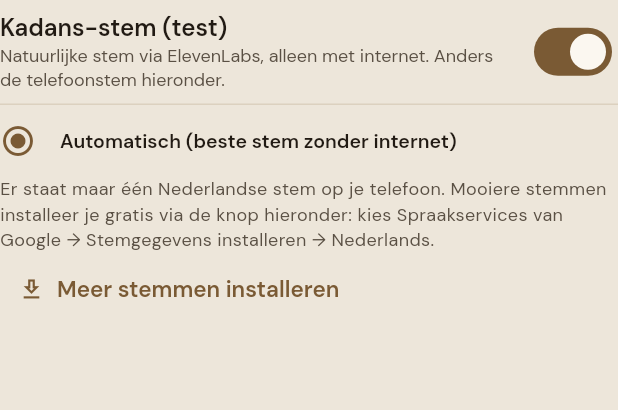
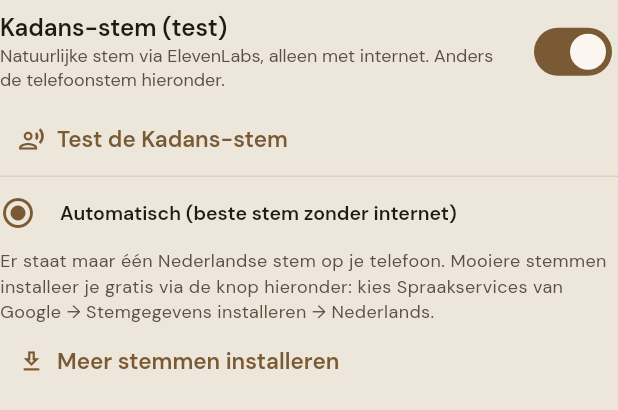
Before and after one commit to Semdenhartog/Kandans, a Flutter app: the _VoicePicker widget shown alone on an empty page, opened directly, on a phone screen of 412 x 824 dp. Shown: the top 410 px of the screen. Run offline on Flutter 3.47's test engine with Material 3 defaults, Android fonts, the phone set to English and light mode, and no system bars; our stand-ins replace audioplayers, battery_plus, file_picker, flutter_local_notifications, flutter_map, flutter_riverpod and 15 more; missing offline and left inert: android_intent_plus, flutter_reactive_ble, health, home_widget, purchases_flutter, purchases_ui_flutter and 2 more; accounts and stored records are empty.

Commit message:
Kadans-stem: testknop met duidelijke oorzaak, terugvalstemmen, kortere pauze
- tts: als de gekozen stem niet mag (gratis plan), Marvin en daarna George proberen; reden terug (key/permissions/quota/voice)
- app: "Test de Kadans-stem" zegt in gewone woorden wat er mis is; pauze na fout 2 min in plaats van 6 uur

Co-Authored-By: Claude Opus 5.5 <noreply@anthropic.com>
Claude-Session: https://claude.ai/code/session_01G18Li89Woe5vth7YdcasBp

```diff
--- a/lib/features/record/record_run_screen.dart
+++ b/lib/features/record/record_run_screen.dart
@@ -3122,6 +3122,11 @@ class _VoicePickerState extends State<_VoicePicker> {
     return 'Stem ${i + 1} · $region · $q${v.network ? ' · alleen met internet' : ''}';
   }
 
+  Future<void> _test() async {
+    final msg = await KadansVoice.instance.check();
+    if (mounted) showMessage(context, msg, error: msg != 'De Kadans-stem werkt.');
+  }
+
   Future<void> _pick(({String name, String locale})? v) async {
     HapticFeedback.selectionClick();
     setState(() {});
@@ -3157,9 +3162,18 @@ class _VoicePickerState extends State<_VoicePicker> {
           await KadansVoice.instance.setEnabled(v);
           if (!mounted) return;
           setState(() => _kadans = v);
-          if (v) _svc.say(_sample);
+          if (v) _test();
         },
       ),
+      if (_kadans)
+        Align(
+          alignment: Alignment.centerLeft,
+          child: TextButton.icon(
+            icon: const Icon(Icons.record_voice_over_outlined, size: 18),
+            label: const Text('Test de Kadans-stem'),
+            onPressed: _test,
+          ),
+        ),
       const Divider(height: 1),
       ListTile(
         contentPadding: EdgeInsets.zero,
```
Also changed, not shown: lib/data/services/kadans_voice.dart (+34 -2 lines), 1 other file.
